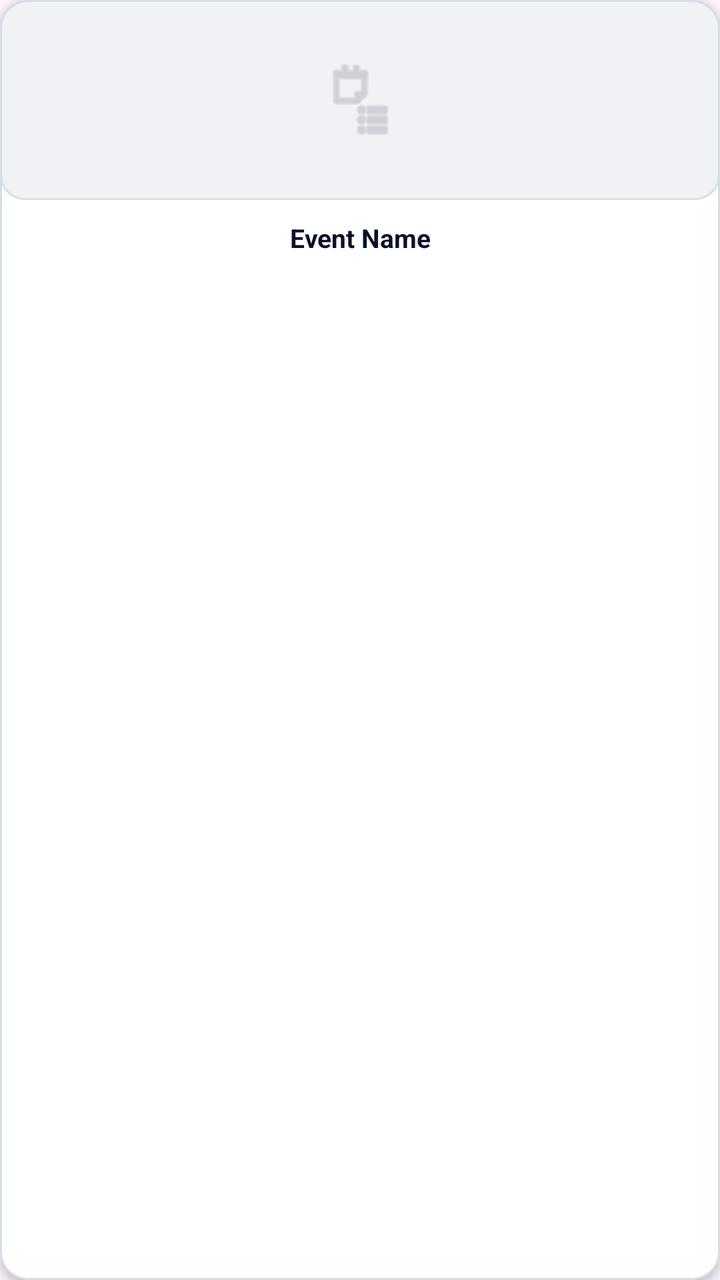
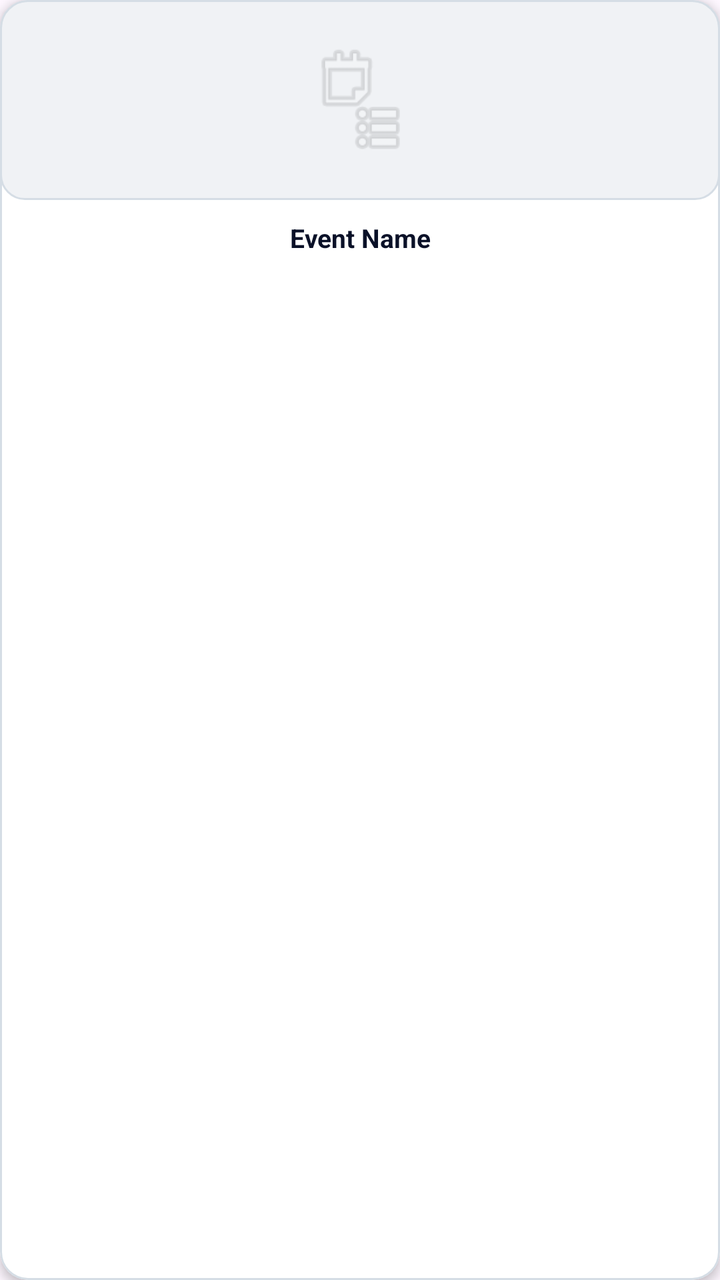

Before-and-after screenshots of an Android layout around one commit, followed by the original layout XML and the change that was made.
<!-- AndroidManifest.xml: application theme Theme.FBLAApp.Light -->
<!-- res/layout/item_event_tile.xml -->
<?xml version="1.0" encoding="utf-8"?>
<com.google.android.material.card.MaterialCardView xmlns:android="http://schemas.android.com/apk/res/android"
    xmlns:app="http://schemas.android.com/apk/res-auto"
    android:layout_width="match_parent"
    android:layout_height="wrap_content"
    android:layout_margin="6dp"
    app:cardCornerRadius="14dp"
    app:cardElevation="3dp"
    app:cardBackgroundColor="@color/white"
    app:strokeColor="@color/divider"
    app:strokeWidth="1dp"
    android:clickable="true"
    android:focusable="true"
    android:foreground="?attr/selectableItemBackground">

    <LinearLayout
        android:layout_width="match_parent"
        android:layout_height="wrap_content"
        android:orientation="vertical"
        android:gravity="center">

        
        <FrameLayout
            android:layout_width="match_parent"
            android:layout_height="100dp"
            android:background="@drawable/category_image_placeholder">

            <ImageView
                android:id="@+id/imgEventTile"
                android:layout_width="match_parent"
                android:layout_height="match_parent"
                android:scaleType="centerCrop"
                android:contentDescription="Event image" />

            
            <ImageView
                android:id="@+id/imgPlaceholderIcon"
                android:layout_width="40dp"
                android:layout_height="40dp"
                android:layout_gravity="center"
                android:src="@android:drawable/ic_menu_agenda"
                android:alpha="0.25"
                app:tint="@color/navy"
                android:contentDescription="Placeholder" />

        </FrameLayout>

        
        <TextView
            android:id="@+id/textEventName"
            android:layout_width="match_parent"
            android:layout_height="wrap_content"
            android:gravity="center"
            android:text="Event Name"
            android:textColor="@color/navy"
            android:textSize="13sp"
            android:textStyle="bold"
            android:maxLines="2"
            android:ellipsize="end"
            android:paddingHorizontal="10dp"
            android:paddingTop="10dp"
            android:paddingBottom="10dp"
            android:lineSpacingMultiplier="1.1" />

    </LinearLayout>

</com.google.android.material.card.MaterialCardView>
<!-- resources referenced by this layout -->
<resources>
  <color name="divider">#D5DDE5</color>
  <color name="navy">#0A1128</color>
  <color name="white">#FFFFFFFF</color>
  <!-- drawable category_image_placeholder (drawable) -->
  <?xml version="1.0" encoding="utf-8"?>
  <shape xmlns:android="http://schemas.android.com/apk/res/android"
      android:shape="rectangle">
      <solid android:color="#F0F2F5" />
      <corners android:radius="12dp" />
      <stroke
          android:width="1dp"
          android:color="@color/divider" />
  </shape>
  <style name="Theme.FBLAApp.Light" parent="Theme.Material3.Light.NoActionBar">
          <item name="colorPrimary">@color/cobalt</item>
          <item name="colorPrimaryDark">@color/navy</item>
          <item name="colorAccent">@color/fbla_gold</item>
          <item name="android:statusBarColor">@color/navy</item>
      </style>
  <color name="cobalt">#0047AB</color>
  <color name="fbla_gold">#C5A900</color>
</resources>

<!-- the commit's change to res/layout/item_event_tile.xml (unified diff, before → after) -->
@@ -35,13 +35,12 @@
             
             <ImageView
                 android:id="@+id/imgPlaceholderIcon"
-                android:layout_width="40dp"
-                android:layout_height="40dp"
+                android:layout_width="56dp"
+                android:layout_height="56dp"
                 android:layout_gravity="center"
                 android:src="@android:drawable/ic_menu_agenda"
                 android:alpha="0.25"
-                app:tint="@color/navy"
-                android:contentDescription="Placeholder" />
+                android:contentDescription="Event icon" />
 
         </FrameLayout>
 
